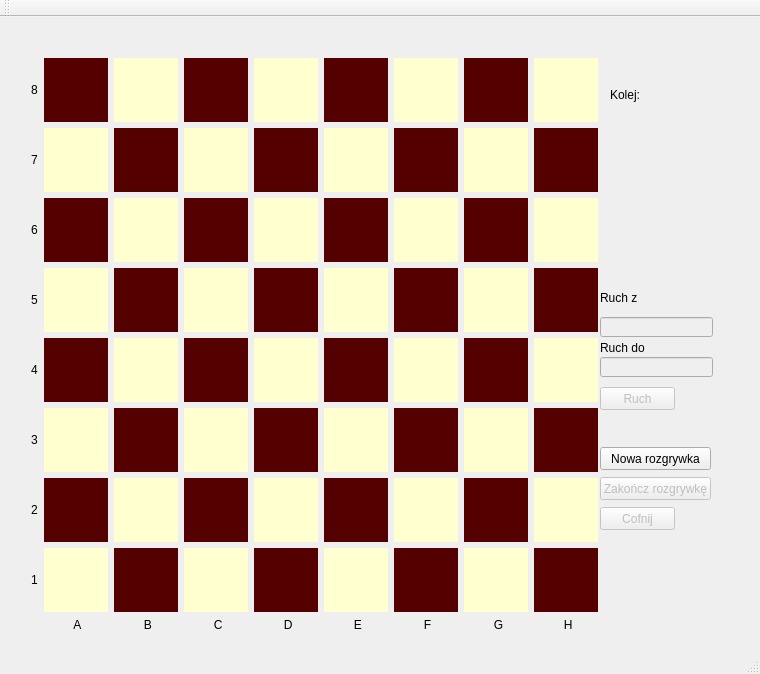
Qt form mainwindow.ui (mkmiecik1006/Szachy) before a commit.
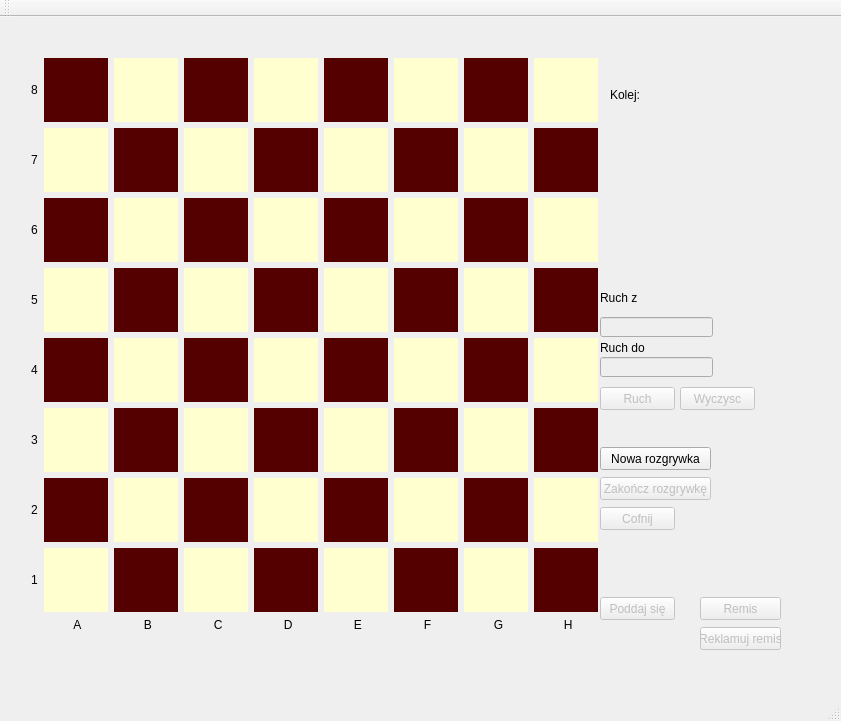
The same form after that commit. Icons and pictures are not drawn.

Diff of the .ui file:
```diff
--- a/mainwindow.ui
+++ b/mainwindow.ui
@@ -6,8 +6,8 @@
    <rect>
     <x>0</x>
     <y>0</y>
-    <width>760</width>
-    <height>674</height>
+    <width>841</width>
+    <height>721</height>
    </rect>
   </property>
   <property name="windowTitle">
@@ -2651,6 +2651,70 @@
      <string>Cofnij</string>
     </property>
    </widget>
+   <widget class="QPushButton" name="Czysc">
+    <property name="enabled">
+     <bool>false</bool>
+    </property>
+    <property name="geometry">
+     <rect>
+      <x>680</x>
+      <y>370</y>
+      <width>75</width>
+      <height>23</height>
+     </rect>
+    </property>
+    <property name="text">
+     <string>Wyczysc</string>
+    </property>
+   </widget>
+   <widget class="QPushButton" name="Poddana">
+    <property name="enabled">
+     <bool>false</bool>
+    </property>
+    <property name="geometry">
+     <rect>
+      <x>600</x>
+      <y>580</y>
+      <width>75</width>
+      <height>23</height>
+     </rect>
+    </property>
+    <property name="text">
+     <string>Poddaj się</string>
+    </property>
+   </widget>
+   <widget class="QPushButton" name="Remis">
+    <property name="enabled">
+     <bool>false</bool>
+    </property>
+    <property name="geometry">
+     <rect>
+      <x>700</x>
+      <y>580</y>
+      <width>81</width>
+      <height>23</height>
+     </rect>
+    </property>
+    <property name="text">
+     <string>Remis</string>
+    </property>
+   </widget>
+   <widget class="QPushButton" name="Reklamacja">
+    <property name="enabled">
+     <bool>false</bool>
+    </property>
+    <property name="geometry">
+     <rect>
+      <x>700</x>
+      <y>610</y>
+      <width>81</width>
+      <height>23</height>
+     </rect>
+    </property>
+    <property name="text">
+     <string>Reklamuj remis</string>
+    </property>
+   </widget>
   </widget>
   <widget class="QMenuBar" name="menuBar">
    <property name="geometry">
```
Left out of the diff: 2 changed lines with no effect on the pictures.
